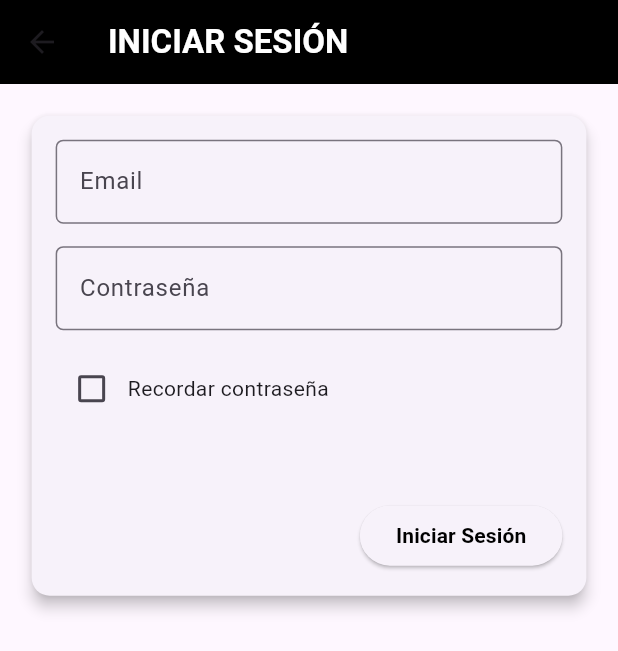
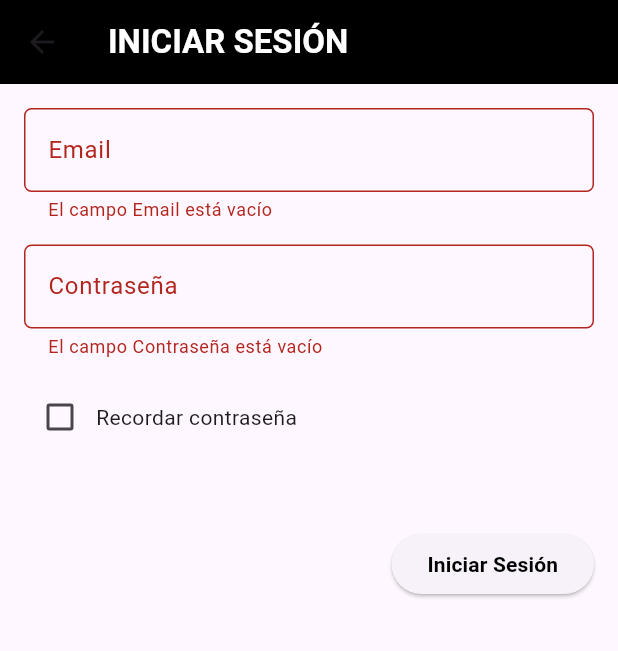
Before and after one commit to GamblerRunner/OtakuTracing, a Flutter app: the LoginPage screen opened directly, after a tap on "Iniciar Sesión", on a phone screen of 412 x 824 dp. Shown: the top 651 px of the screen. Run offline on Flutter 3.47's test engine with Material 3 defaults, Android fonts, the phone set to English and light mode, and no system bars; our stand-ins replace firebase_auth, firebase_core; accounts and stored records are empty.

Commit message:
Ingreso de login

```diff
--- a/lib/login.dart
+++ b/lib/login.dart
@@ -1,15 +1,35 @@
 import 'package:flutter/material.dart';
 
-class LoginPage extends StatelessWidget {
+import 'Firebase_Manager.dart';
+
+
+class LoginPage extends StatefulWidget {
+  @override
+  Login createState() => Login();
+}
+
+class Login extends State<LoginPage> {
+  final GlobalKey<FormState> _formKey = GlobalKey<FormState>();
 
   // VARIABLES
   String? email = '';
   String? contrasenia = '';
   bool recordarUsuario = false;
 
+  late FirebaseManager fm;
+
   // METODOS
-  void iniciarSesion(){
+  @override
+  void initState() {
+    super.initState();
+    fm = FirebaseManager();
+  }
 
+  void iniciarSesion() {
+    if (_formKey.currentState!.validate()) {
+      _formKey.currentState!.save(); // Guardar los valores del formulario
+      fm.loginUser(email!, contrasenia!);
+    }
   }
 
   // MAIN
@@ -21,98 +41,82 @@ class LoginPage extends StatelessWidget {
           'INICIAR SESIÓN',
           style: TextStyle(
             fontWeight: FontWeight.bold,
-                color: Colors.white
+            color: Colors.white,
           ),
         ),
-          backgroundColor: Colors.black
+        backgroundColor: Colors.black,
       ),
-
       body: Container(
-          padding: EdgeInsets.all(16.100),
+        padding: EdgeInsets.all(16.0),
+        child: Form(
+          key: _formKey,
           child: ListView(
             children: <Widget>[
-
-              Card(
-                margin: EdgeInsets.all(5.0),
-                elevation: 4.0,
-
-                child: Container(
-                  margin: EdgeInsets.all(16.0),
-
-                  child: Form(
-
-                    child: Column(
-                      children: <Widget>[
-
               TextFormField(
                 decoration: InputDecoration(
                   labelText: 'Email',
                   border: OutlineInputBorder(
-                                  borderRadius: BorderRadius.circular(5.0)
-                              )
+                    borderRadius: BorderRadius.circular(5.0),
                   ),
-                          validator: ( String? value ) {
-                            if( value!.isEmpty ) {
-                              return 'El campo Email esta vacio';
-                            } else {
+                ),
+                validator: (value) {
+                  if (value!.isEmpty) {
+                    return 'El campo Email está vacío';
+                  }
                   return null;
-                            }
                 },
-                          onSaved: ( String? value ) => email = value,
+                onSaved: (value) => email = value,
               ),
               SizedBox(height: 15),
-
               TextFormField(
                 decoration: InputDecoration(
                   labelText: 'Contraseña',
                   border: OutlineInputBorder(
-                                  borderRadius: BorderRadius.circular(5.0)
-                              )
+                    borderRadius: BorderRadius.circular(5.0),
                   ),
-                          validator: ( String? value ) {
-                            if( value!.isEmpty ) {
-                              return 'El campo Contraseña esta vacio';
-                            } else {
+                ),
+                validator: (value) {
+                  if (value!.isEmpty) {
+                    return 'El campo Contraseña está vacío';
+                  }
                   return null;
-                            }
                 },
-                          onSaved: ( String? value ) => contrasenia = value,
+                onSaved: (value) => contrasenia = value,
               ),
               SizedBox(height: 15),
-
               Row(
                 children: <Widget>[
                   Checkbox(
                     value: recordarUsuario,
                     onChanged: (bool? value) {
+                      setState(() {
                         recordarUsuario = value!;
+                      });
                     },
                   ),
                   Text('Recordar contraseña'),
                 ],
               ),
               SizedBox(height: 50),
-
               Row(
                 mainAxisAlignment: MainAxisAlignment.end,
                 children: <Widget>[
                   ElevatedButton(
-                              child: Text('Iniciar Sesión', style: TextStyle(color: Colors.black, fontWeight: FontWeight.bold)),
-                              onPressed: () => iniciarSesion(),
+                    onPressed: iniciarSesion,
+                    child: Text(
+                      'Iniciar Sesión',
+                      style: TextStyle(
+                        color: Colors.black,
+                        fontWeight: FontWeight.bold,
+                      ),
+                    ),
                   ),
                 ],
               )
-
             ],
           ),
         ),
       ),
-              )
-            ],
-          )
-      ),
-
     );
   }
-
 }
--- a/lib/register.dart
+++ b/lib/register.dart
@@ -4,10 +4,10 @@ import 'package:tfc/Firebase_Manager.dart';
 
 class RegisterPage extends StatefulWidget {
   @override
-  _RegisterPageState createState() => _RegisterPageState();
+  Register createState() => Register();
 }
 
-class _RegisterPageState extends State<RegisterPage> {
+class Register extends State<RegisterPage> {
   final GlobalKey<FormState> _formKey = GlobalKey<FormState>();
   //VARIABLES
   String? usuario;
```
Lines whose indentation alone changed are shown as unchanged.
